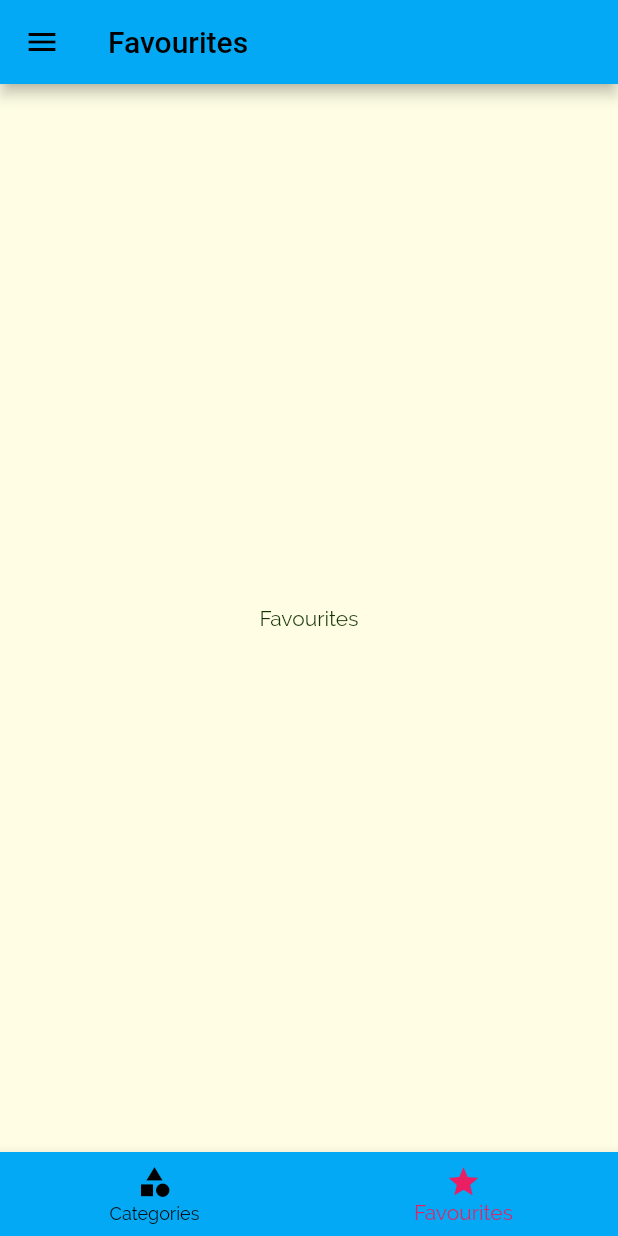
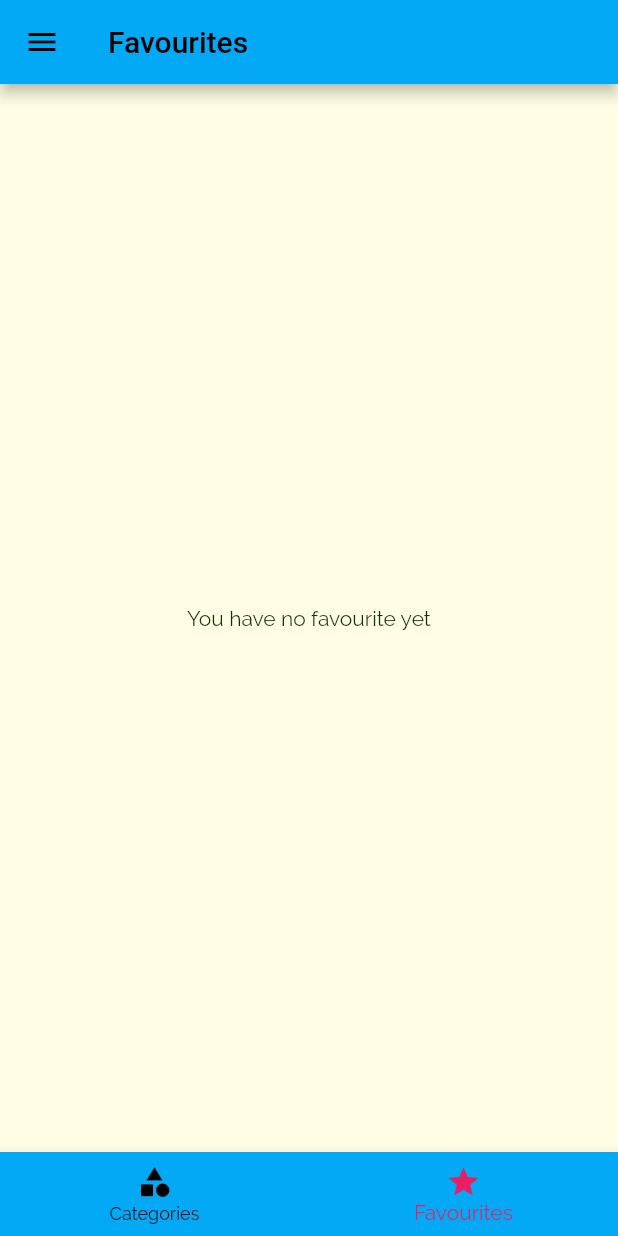
Before and after one commit to sammydeni/meals_app, a Flutter app: the screen it shows after launch, item 2 of the bottom bar chosen, on a phone screen of 412 x 824 dp. Run offline on Flutter 3.47's test engine with Material 2 defaults, Android fonts, the phone set to English and light mode, and no system bars; missing offline and left inert: dart:ffi.

Commit message:
added favourites button

```diff
--- a/lib/main.dart
+++ b/lib/main.dart
@@ -23,6 +23,7 @@ class _MyAppState extends State<MyApp> {
   };
 
   List<Meal> _availableMeals = dummyMeals;
+  List<Meal> _favouriteMeals = [];
 
   VoidCallback? _setFilters(Map<String, bool> filterData) {
     setState(() {
@@ -44,6 +45,24 @@ class _MyAppState extends State<MyApp> {
         return true;
       }).toList();
     });
+  }
+
+  Function? _toggleFavourite(String mealId) {
+    final existingIndex =
+        _favouriteMeals.indexWhere((meal) => meal.id == mealId);
+    if (existingIndex >= 0) {
+      setState(() {
+        _favouriteMeals.removeAt(existingIndex);
+      });
+    } else {
+      setState(() {
+        _favouriteMeals.add(dummyMeals.firstWhere((meal) => meal.id == mealId));
+      });
+    }
+  }
+
+  bool _isMealFavourite(String id) {
+    return _favouriteMeals.any((meal) => meal.id == id);
   }
 
   @override
@@ -77,10 +96,11 @@ class _MyAppState extends State<MyApp> {
       // home: CategoriesScreen(),
       initialRoute: '/',
       routes: {
-        '/': (ctx) => TabScreen(),
+        '/': (ctx) => TabScreen(_favouriteMeals),
         CategoryMealsScreen.routeName: (ctx) =>
             CategoryMealsScreen(_availableMeals),
-        MealDetailsScreen.routeName: (ctx) => MealDetailsScreen(),
+        MealDetailsScreen.routeName: (ctx) =>
+            MealDetailsScreen(_toggleFavourite, _isMealFavourite),
         FiltersScreen.routeName: (ctx) => FiltersScreen(_filters, _setFilters),
       },
     );
--- a/lib/screens/category_meals_screen.dart
+++ b/lib/screens/category_meals_screen.dart
@@ -58,7 +58,6 @@ class _CategoryMealsScreenState extends State<CategoryMealsScreen> {
             duration: displayedMeals![index].duration,
             complexity: displayedMeals![index].complexity,
             affordability: displayedMeals![index].affordability,
-            removeItem: _removeMeal,
           );
         },
         itemCount: displayedMeals!.length,
--- a/lib/screens/favourites_screen.dart
+++ b/lib/screens/favourites_screen.dart
@@ -1,12 +1,33 @@
 import 'package:flutter/material.dart';
 
+import '../models/meal.dart';
+import '../widgets/meal_item.dart';
+
 class FavouritesScreen extends StatelessWidget {
-  const FavouritesScreen({Key? key}) : super(key: key);
+  final List<Meal> favouriteMeals;
+
+  const FavouritesScreen(this.favouriteMeals, {Key? key}) : super(key: key);
 
   @override
   Widget build(BuildContext context) {
-    return Center(
-      child: Text('Favourites'),
-    );
+    if (favouriteMeals.isEmpty) {
+      return Center(
+        child: Text('You have no favourite yet'),
+      );
+    } else {
+      return ListView.builder(
+        itemBuilder: (ctx, index) {
+          return MealItem(
+            id: favouriteMeals[index].id,
+            title: favouriteMeals[index].title,
+            imageUrl: favouriteMeals[index].imageUrl,
+            duration: favouriteMeals[index].duration,
+            complexity: favouriteMeals[index].complexity,
+            affordability: favouriteMeals[index].affordability,
+          );
+        },
+        itemCount: favouriteMeals.length,
+      );
+    }
   }
 }
--- a/lib/screens/tabs_screen.dart
+++ b/lib/screens/tabs_screen.dart
@@ -1,22 +1,32 @@
 import 'package:flutter/material.dart';
-import 'package:meals_app/widgets/main_drawer.dart';
+
+import '../models/meal.dart';
+import '../widgets/main_drawer.dart';
 import 'categories_screen.dart';
 import 'favourites_screen.dart';
 
 class TabScreen extends StatefulWidget {
-  const TabScreen({Key? key}) : super(key: key);
+  final List<Meal> favouriteMeals;
+
+  TabScreen(this.favouriteMeals, {Key? key}) : super(key: key);
 
   @override
   _TabScreenState createState() => _TabScreenState();
 }
 
 class _TabScreenState extends State<TabScreen> {
-  final List<Map<String, Object>> _pages = [
-    {'page': CategoriesScreen(), 'title': 'Categories'},
-    {'page': FavouritesScreen(), 'title': 'Favourites'},
-  ];
+  List<Map<String, Object>>? _pages;
 
   int _selectedPageIndex = 0;
+
+  @override
+  void initState() {
+    _pages = [
+      {'page': CategoriesScreen(), 'title': 'Categories'},
+      {'page': FavouritesScreen(widget.favouriteMeals), 'title': 'Favourites'},
+    ];
+    super.initState();
+  }
 
   void _selectPage(int index) {
     setState(() {
@@ -28,10 +38,10 @@ class _TabScreenState extends State<TabScreen> {
   Widget build(BuildContext context) {
     return Scaffold(
       appBar: AppBar(
-        title: Text(_pages[_selectedPageIndex]['title'] as String),
+        title: Text(_pages![_selectedPageIndex]['title'] as String),
       ),
       drawer: MainDrawer(),
-      body: _pages[_selectedPageIndex]['page'] as Widget,
+      body: _pages![_selectedPageIndex]['page'] as Widget,
       bottomNavigationBar: BottomNavigationBar(
         onTap: _selectPage,
         backgroundColor: Theme.of(context).colorScheme.primary,
--- a/lib/widgets/meal_item.dart
+++ b/lib/widgets/meal_item.dart
@@ -9,7 +9,6 @@ class MealItem extends StatelessWidget {
   final int duration;
   final Complexity complexity;
   final Affordability affordability;
-  final Function removeItem;
 
   MealItem({
     required this.id,
@@ -18,7 +17,6 @@ class MealItem extends StatelessWidget {
     required this.duration,
     required this.complexity,
     required this.affordability,
-    required this.removeItem,
   });
 
   String get complexityText {
@@ -56,7 +54,7 @@ class MealItem extends StatelessWidget {
         .then((result) {
       // then is executed when the page pops
       if (result != null) {
-        removeItem(result);
+        // removeItem(result);
       }
     });
   }
```
Also changed, not shown: lib/screens/meal_detail_screen.dart (+8 -6 lines).
